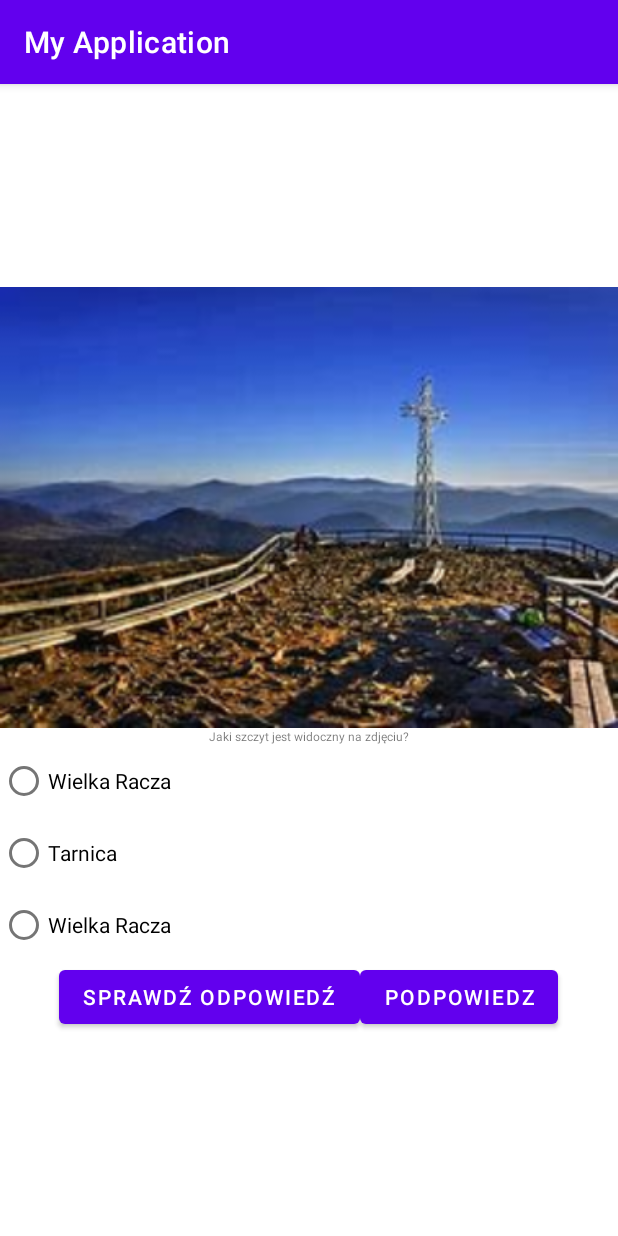
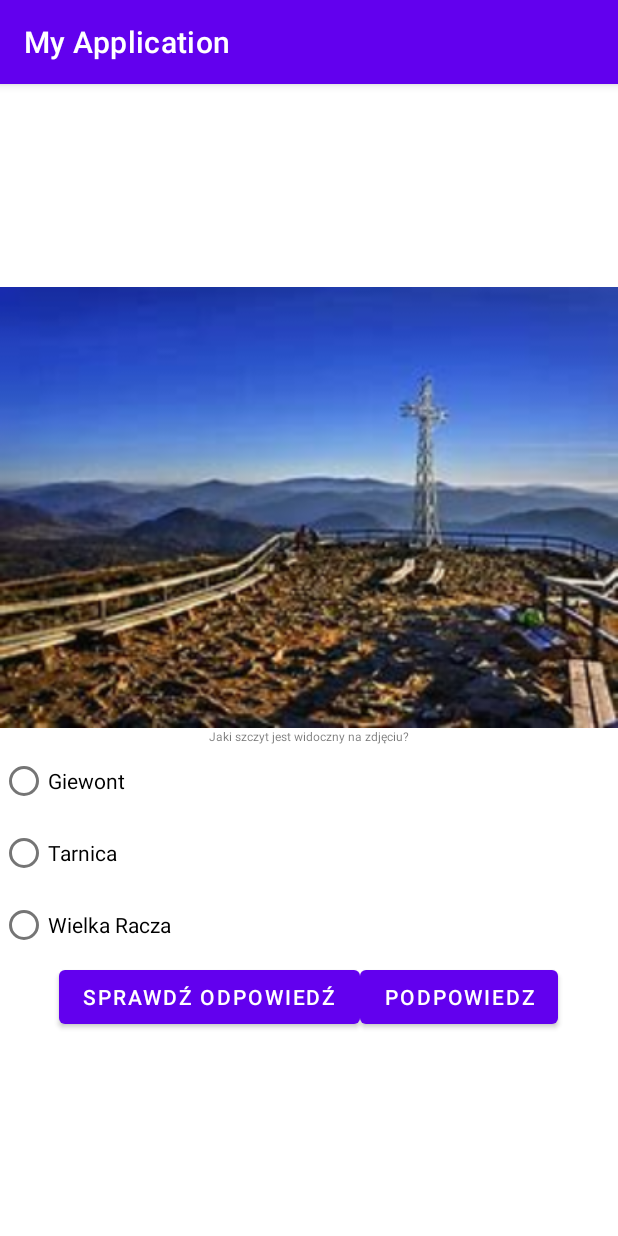
Before and after one commit to markup54/QuizGory3Pgr2, an Android app: the screen it shows after launch (MainActivity), after a tap on "SPRAWDŹ ODPOWIEDŹ", on a phone screen of 412 x 824 dp. Run offline under Robolectric (Android 15) with nearby library versions, the phone set to English and light mode, and no system bars.

Commit message:
wypelnienie pytaniami w karuzeli

```diff
--- a/app/src/main/java/com/example/myapplication/MainActivity.java
+++ b/app/src/main/java/com/example/myapplication/MainActivity.java
@@ -6,6 +6,7 @@ import android.content.Intent;
 import android.os.Bundle;
 import android.view.View;
 import android.widget.Button;
+import android.widget.CheckBox;
 import android.widget.ImageView;
 import android.widget.RadioButton;
 import android.widget.RadioGroup;
@@ -44,11 +45,13 @@ public class MainActivity extends AppCompatActivity {
                 new View.OnClickListener() {
                     @Override
                     public void onClick(View v) {
-                        if(sprawdz()){
+                        if(sprawdz(pytanka.get(aktualnyIndeks).getOdpowiedz())){
                             Toast.makeText(MainActivity.this,
                                     R.string.ok,
                                     Toast.LENGTH_SHORT).show();
                             aktualnyIndeks++;
+                            if(aktualnyIndeks==pytanka.size())
+                                aktualnyIndeks =0; //TODO widok z zakonczeniem testu
                             wypelnijWidokiPytaniem(aktualnyIndeks);
                         }
                         else{
@@ -71,25 +74,29 @@ public class MainActivity extends AppCompatActivity {
             }
         });
     }
-    private boolean sprawdz(){
-        odpowiedziRadioGroup = findViewById(R.id.radioGroup);
-        int idRadio = odpowiedziRadioGroup.getCheckedRadioButtonId();
-        if(idRadio == R.id.radioButton2)
-            return true;
-        else
-            return false;
+    private boolean sprawdz(int numerOdpowiedzi){
+        RadioButton[] radioButtony =
+                new RadioButton[] {odpaRadioButton,odpbRadioButton,odpcRadioButton};
+        for (int i =0 ;i<radioButtony.length;i++) {
+            if(radioButtony[i].isChecked())
+                if(i == numerOdpowiedzi)
+                    return true;
+                else
+                    return false;
+        }
+        return false;
     }
 
     void wypelnijWidokiPytaniem(int i){
         Pytanie aktualnePytanie = pytanka.get(i);
         pytanieTextView.setText(aktualnePytanie.getTresc());
         odpaRadioButton.setText(aktualnePytanie.getOdpowiedzi().get(0));
-        odpaRadioButton.setText(aktualnePytanie.getOdpowiedzi().get(1));
-        odpaRadioButton.setText(aktualnePytanie.getOdpowiedzi().get(2));
+        odpbRadioButton.setText(aktualnePytanie.getOdpowiedzi().get(1));
+        odpcRadioButton.setText(aktualnePytanie.getOdpowiedzi().get(2));
         imageView.setImageResource(aktualnePytanie.getIdObrazka());
         imageView.setContentDescription("Jakaś podpowiedź");//TODO poprawić
-
+        odpaRadioButton.setChecked(false);
+        odpbRadioButton.setChecked(false);
+        odpcRadioButton.setChecked(false);
     }
-
-
 }
```
